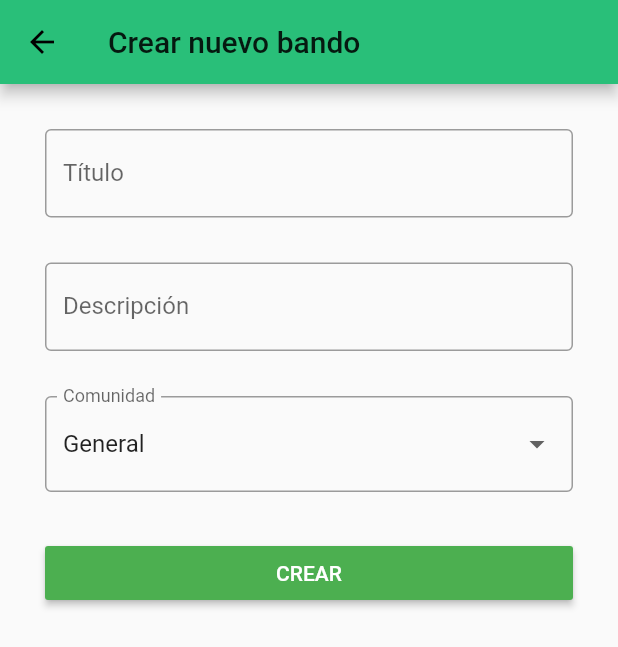
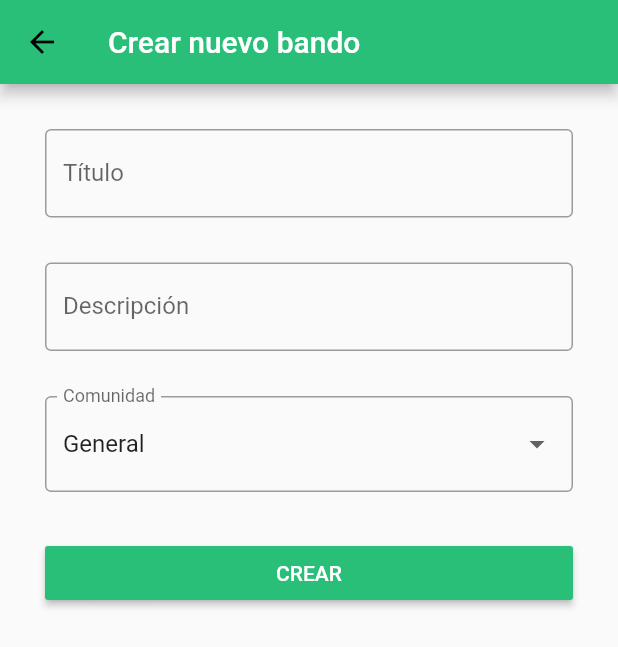
Before and after one commit to al361888/pueblos_app, a Flutter app: the HomeScreen screen opened directly, after a tap on the "add" icon, on a phone screen of 412 x 824 dp. Shown: the top 647 px of the screen. Run offline on Flutter 3.47's test engine with Material 2 defaults, Android fonts, the phone set to English and light mode, and no system bars; our stand-ins replace flutter_html, shared_preferences; accounts and stored records are empty.

Commit message:
tocando el login y mas

```diff
--- a/pueblos_app/lib/app.dart
+++ b/pueblos_app/lib/app.dart
@@ -21,7 +21,7 @@ class App extends StatelessWidget {
   Widget build(BuildContext context) {
     return MaterialApp(
       theme: ThemeData(
-        primaryColor: Color(0xFF29BF79)
+        primaryColor: Color(0xFF29BF79),
         ),
       home: LoginScreen(),
     );
--- a/pueblos_app/lib/screens/addProclamationScreen.dart
+++ b/pueblos_app/lib/screens/addProclamationScreen.dart
@@ -10,7 +10,7 @@ class _AddProclamationScreenState extends State<AddProclamationScreen> {
   @override
   Widget build(BuildContext context) {
     return Scaffold(
-      appBar: AppBar(title: Text("Crear nuevo bando")),
+      appBar: AppBar(title: Text("Crear nuevo bando", style: TextStyle(color: Colors.white),)),
       body: Container(
         padding: EdgeInsets.all(20),
         child: NewProclamationForm(),
@@ -124,7 +124,7 @@ class NewProclamationFormState extends State<NewProclamationForm> {
                 }
               },
               child: Text('CREAR'),
-              color: Colors.green,
+              color: Color(0xFF29BF79),
               textColor: Colors.white,
             )
           ],
--- a/pueblos_app/lib/screens/homeScreen.dart
+++ b/pueblos_app/lib/screens/homeScreen.dart
@@ -1,4 +1,5 @@
 import 'package:flutter/material.dart';
+import 'package:pueblos_app/authService.dart';
 import 'package:pueblos_app/components/newsContainer.dart';
 import 'package:pueblos_app/components/proclamationsContainer.dart';
 import 'package:pueblos_app/screens/addProclamationScreen.dart';
@@ -14,6 +15,9 @@ class _HomeScreen extends State<HomeScreen> {
   int _selectedIndex = 0;
   String _user = "";
   String _email = "";
+  String _activeVillageName="";
+  String _activeVillageDomain="";
+  String _activeVillageId="";
 
   @override
   void initState() {
@@ -27,6 +31,11 @@ class _HomeScreen extends State<HomeScreen> {
     setState(() {
       _user = (userPrefs.getString('user') ?? 'Username');
       _email = (userPrefs.getString('email') ?? 'email@email.com');
+
+      _activeVillageName = userPrefs.getString('activeName');
+      _activeVillageDomain = userPrefs.getString('activeDomain');
+
+      print(_activeVillageName);
     });
   }
 
@@ -63,7 +72,7 @@ class _HomeScreen extends State<HomeScreen> {
       appBar: AppBar(
         backgroundColor: Colors.white,
         leading: Icon(Icons.verified_user), //Icono del pueblo
-        title: Text('Nombre del pueblo'), //Nombre del pueblo
+        title: Text(_activeVillageName), //Nombre del pueblo
         actions: <Widget>[
           IconButton(
               icon: Icon(Icons.face), //Foto de perfil del usuario
@@ -149,6 +158,7 @@ class _HomeScreen extends State<HomeScreen> {
                   onTap: () => {
                     _user = "",
                     _email = "",
+                    AuthService().logout(),
                     Navigator.push(context,
               MaterialPageRoute(builder: (context) => LoginScreen()))
                   },
--- a/pueblos_app/pubspec.yaml
+++ b/pueblos_app/pubspec.yaml
@@ -22,6 +22,7 @@ dependencies:
 
   http: ^0.12.0+4
   shared_preferences: ^0.5.6+2
+  flutter_html: ^0.11.1
 
   # The following adds the Cupertino Icons font to your application.
   # Use with the CupertinoIcons class for iOS style icons.
```
Also changed, not shown: pueblos_app/lib/authService.dart (+33 -6 lines), pueblos_app/lib/components/newsElement.dart (+21 -16 lines), pueblos_app/pubspec.lock.
